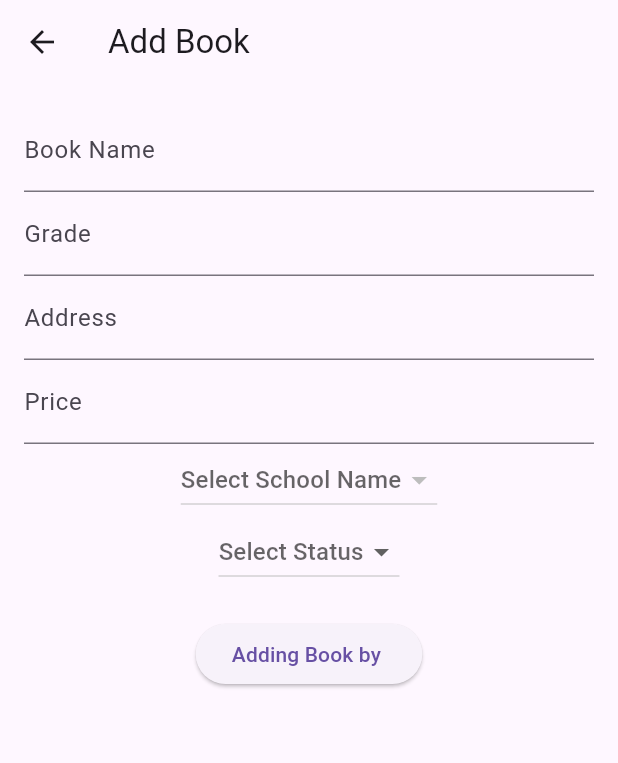
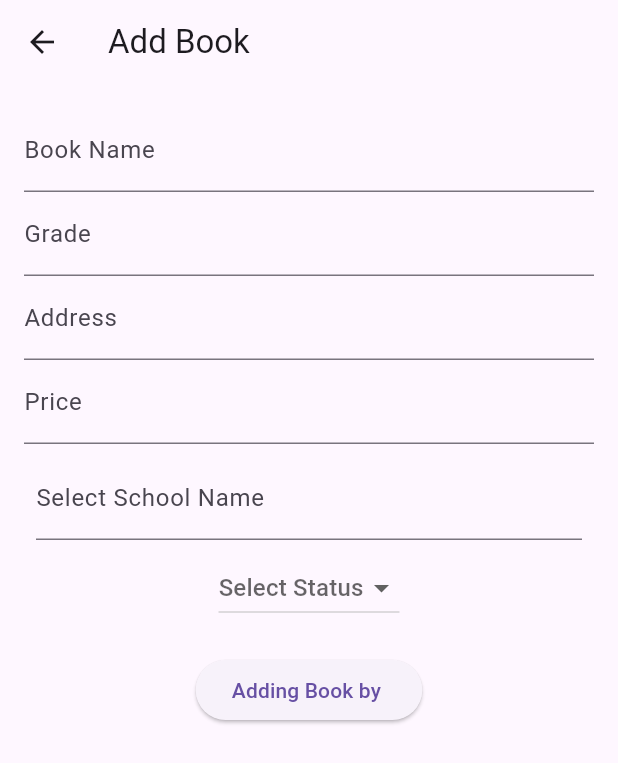
Before and after one commit to RawadHaidar/Qitaby, a Flutter app: the screen it shows once a user with an empty profile is signed in, after a tap on "Sell a book!", on a phone screen of 412 x 824 dp. Shown: the top 763 px of the screen. Run offline on Flutter 3.47's test engine with Material 3 defaults, Android fonts, the phone set to English and light mode, and no system bars; our stand-ins replace cloud_firestore, firebase_auth, firebase_core; accounts and stored records are empty.

Commit message:
adding about us page, adding delete book method

```diff
--- a/lib/add_book_screen.dart
+++ b/lib/add_book_screen.dart
@@ -129,22 +129,36 @@ class _AddBookScreenState extends State<AddBookScreen> {
               decoration: InputDecoration(labelText: 'Price'),
               keyboardType: TextInputType.number,
             ),
-            DropdownButton<String>(
-              value: selectedSchoolName,
-              hint: Text('Select School Name'),
-              onChanged: (String? newValue) {
-                setState(() {
-                  selectedSchoolName = newValue;
-                });
-              },
-              items: schoolNames.isNotEmpty
-                  ? schoolNames.map<DropdownMenuItem<String>>((String value) {
-                      return DropdownMenuItem<String>(
-                        value: value,
-                        child: Text(value),
-                      );
-                    }).toList()
-                  : null,
+            Padding(
+              padding: EdgeInsets.all(8.0),
+              child: Autocomplete<String>(
+                optionsBuilder: (TextEditingValue textEditingValue) {
+                  if (textEditingValue.text.isEmpty) {
+                    return const Iterable<String>.empty();
+                  }
+                  return schoolNames.where((String option) {
+                    return option
+                        .toLowerCase()
+                        .contains(textEditingValue.text.toLowerCase());
+                  });
+                },
+                onSelected: (String selection) {
+                  setState(() {
+                    selectedSchoolName = selection;
+                  });
+                },
+                fieldViewBuilder: (context, textEditingController, focusNode,
+                    onFieldSubmitted) {
+                  return TextField(
+                    controller: textEditingController,
+                    focusNode: focusNode,
+                    decoration: InputDecoration(
+                      labelText: 'Select School Name',
+                    ),
+                  );
+                },
+                displayStringForOption: (String option) => option,
+              ),
             ),
             DropdownButton<String>(
               value: selectedStatus,
--- a/lib/home_screen.dart
+++ b/lib/home_screen.dart
@@ -1,5 +1,6 @@
 import 'package:flutter/material.dart';
 import 'package:provider/provider.dart';
+import 'package:qitaby_web/aboutus.dart';
 import 'package:qitaby_web/auth_service.dart';
 import 'package:qitaby_web/book_details_screen.dart';
 import 'package:qitaby_web/profile_screen.dart';
@@ -19,33 +20,23 @@ class _HomeScreenState extends State<HomeScreen> {
   List<String> schoolNames = [];
   String? selectedGrade;
   List<String> schoolGrades = [];
-  // String _username = '';
 
   @override
   void initState() {
     super.initState();
-    // _loadBooks();
     BookService().fetchSchoolNames().then((names) {
       setState(() {
         schoolNames = names;
-        print('State updated with school names: $schoolNames'); // Debug print
+        print('State updated with school names: $schoolNames');
       });
     });
     BookService().fetchGrades().then((grades) {
       setState(() {
         schoolGrades = grades;
-        print('State updated with school grades: $schoolGrades'); // Debug print
+        print('State updated with school grades: $schoolGrades');
       });
     });
   }
-
-  // Future<void> _loadBooks() async {
-  //   final books =
-  //       await Provider.of<BookService>(context, listen: false).getBooks();
-  //   setState(() {
-  //     _books = books;
-  //   });
-  // }
 
   Future<void> _searchBooks(
       String schoolquery, String bookquery, String gradequery) async {
@@ -55,18 +46,6 @@ class _HomeScreenState extends State<HomeScreen> {
       _books = books;
     });
   }
-
-//   Future<String> _fetchUsername() async {
-// // Create an instance of AuthService
-//     AuthService authService = AuthService();
-//     String? username = await authService.getUsername();
-
-//     setState(() {
-//       _username = username ?? ''; // Use an empty string if username is null
-//     });
-
-//     return _username;
-//   }
 
   @override
   Widget build(BuildContext context) {
@@ -78,10 +57,18 @@ class _HomeScreenState extends State<HomeScreen> {
           children: [
             Column(
               children: [
-                Image.asset(
+                InkWell(
+                  onTap: () {
+                    // Navigate to the AboutUsPage when the logo is tapped
+                    Navigator.push(
+                      context,
+                      MaterialPageRoute(builder: (context) => AboutUsPage()),
+                    );
+                  },
+                  child: Image.asset(
                     'assets/logo/logo.jpeg',
-                  // width: 50,
                     height: 100,
+                  ),
                 ),
                 Text('Book Shop'),
               ],
@@ -114,27 +101,65 @@ class _HomeScreenState extends State<HomeScreen> {
           ],
         ),
         actions: [
+          Padding(
+            padding: const EdgeInsets.all(8.0),
+            child: Column(
+              crossAxisAlignment: CrossAxisAlignment.end,
+              children: [
+                Row(
+                  children: [
+                    const Text('About Us'),
                     IconButton(
                       onPressed: () {
                         Navigator.push(
                           context,
                           MaterialPageRoute(
-                  builder: (context) =>
-                      ProfileScreen(), // Replace with your ProfileScreen
+                            builder: (context) => AboutUsPage(),
+                          ),
+                        );
+                      },
+                      icon: Icon(Icons.info_outline),
+                      iconSize: 25.0,
+                    ),
+                  ],
+                ),
+                Row(
+                  children: [
+                    const Text('Profile'),
+                    IconButton(
+                      onPressed: () {
+                        Navigator.push(
+                          context,
+                          MaterialPageRoute(
+                            builder: (context) => ProfileScreen(),
                           ),
                         );
                       },
                       icon: Icon(Icons.person),
+                      iconSize: 25.0,
                     ),
+                  ],
+                ),
+                Row(
+                  children: [
+                    const Text('Logout'),
                     IconButton(
                       icon: Icon(Icons.logout),
                       onPressed: () async {
-              await Provider.of<AuthService>(context, listen: false).signOut();
+                        await Provider.of<AuthService>(context, listen: false)
+                            .signOut();
                       },
+                      iconSize: 25.0,
+                    ),
+                  ],
+                ),
+              ],
+            ),
           ),
         ],
       ),
       body: Column(
+        mainAxisAlignment: MainAxisAlignment.start,
         children: <Widget>[
           Padding(
             padding: EdgeInsets.all(8.0),
@@ -149,7 +174,7 @@ class _HomeScreenState extends State<HomeScreen> {
                         _searchController.text,
                         selectedSchoolName.toString(),
                         selectedGrade.toString());
-                    print('searching for books ' +
+                    print('Searching for books: ' +
                         _searchController.text +
                         '...' +
                         selectedSchoolName.toString());
@@ -158,49 +183,56 @@ class _HomeScreenState extends State<HomeScreen> {
               ),
             ),
           ),
-          Row(
-            mainAxisAlignment: MainAxisAlignment.spaceEvenly,
-            children: [
-              DropdownButton<String>(
-                value:
-                    selectedSchoolName, // Initial value should be null or match an item in the list
-                hint: Text('Select School Name'),
+          Padding(
+            padding: EdgeInsets.all(8.0),
+            child: Autocomplete<String>(
+              optionsBuilder: (TextEditingValue textEditingValue) {
+                if (textEditingValue.text.isEmpty) {
+                  return const Iterable<String>.empty();
+                }
+                return schoolNames.where((String option) {
+                  return option
+                      .toLowerCase()
+                      .contains(textEditingValue.text.toLowerCase());
+                });
+              },
+              onSelected: (String selection) {
+                setState(() {
+                  selectedSchoolName = selection;
+                });
+              },
+              fieldViewBuilder: (context, textEditingController, focusNode,
+                  onFieldSubmitted) {
+                return TextField(
+                  controller: textEditingController,
+                  focusNode: focusNode,
+                  decoration: InputDecoration(
+                    labelText: 'Select School Name',
+                  ),
+                );
+              },
+              displayStringForOption: (String option) => option,
+            ),
+          ),
+          Padding(
+            padding: EdgeInsets.all(8.0),
+            child: DropdownButton<String>(
+              value: selectedGrade,
+              hint: Text('Select Grade'),
               onChanged: (String? newValue) {
                 setState(() {
-                    selectedSchoolName = newValue;
-                    // _searchBooks(selectedSchoolName.toString());
+                  selectedGrade = newValue;
                 });
               },
-                items: schoolNames.isNotEmpty
-                    ? schoolNames.map<DropdownMenuItem<String>>((String value) {
+              items: schoolGrades.isNotEmpty
+                  ? schoolGrades.map<DropdownMenuItem<String>>((String value) {
                       return DropdownMenuItem<String>(
                         value: value,
                         child: Text(value),
                       );
                     }).toList()
-                    : null, // If you prefer to show an empty dropdown when no items are available
+                  : null,
             ),
-              DropdownButton<String>(
-                value:
-                    selectedGrade, // Initial value should be null or match an item in the list
-                hint: Text('Select Grade'),
-                onChanged: (String? newValue) {
-                  setState(() {
-                    selectedGrade = newValue;
-                    // _searchBooks(selectedSchoolName.toString());
-                  });
-                },
-                items: schoolGrades.isNotEmpty
-                    ? schoolGrades
-                        .map<DropdownMenuItem<String>>((String value) {
-                        return DropdownMenuItem<String>(
-                          value: value,
-                          child: Text(value),
-                        );
-                      }).toList()
-                    : null, // If you prefer to show an empty dropdown when no items are available
-              ),
-            ],
           ),
           Expanded(
             child: ListView.builder(
@@ -215,7 +247,6 @@ class _HomeScreenState extends State<HomeScreen> {
                   margin: EdgeInsets.symmetric(vertical: 8.0, horizontal: 16.0),
                   child: InkWell(
                     onTap: () {
-                      // Navigate to the BookDetailsScreen and pass the selected book
                       Navigator.push(
                         context,
                         MaterialPageRoute(
@@ -224,15 +255,7 @@ class _HomeScreenState extends State<HomeScreen> {
                       );
                     },
                     child: ListTile(
-                      tileColor: Colors.blue[300],
-                      // leading: Icon(
-                      //   book.status == 'Available'
-                      //       ? Icons.check_circle
-                      //       : Icons.remove_circle,
-                      //   color: book.status == 'Available'
-                      //       ? Colors.green
-                      //       : Colors.red,
-                      // ),
+                      tileColor: Colors.blue[250],
                       title: Padding(
                         padding: const EdgeInsets.only(bottom: 4.0),
                         child: Text(
@@ -254,8 +277,8 @@ class _HomeScreenState extends State<HomeScreen> {
         ],
       ),
       floatingActionButton: Container(
-        width: 100.0, // Set the desired width
-        height: 80.0, // Set the desired height
+        width: 100.0,
+        height: 80.0,
         child: FloatingActionButton(
           onPressed: () {
             Navigator.push(
```
Also changed, not shown: lib/aboutus.dart (added, +97 -0 lines), lib/book_service.dart (+12 -9 lines), lib/profile_screen.dart (+94 -10 lines), lib/sign_up_screen.dart (+16 -0 lines). Lines whose indentation alone changed are shown as unchanged.
